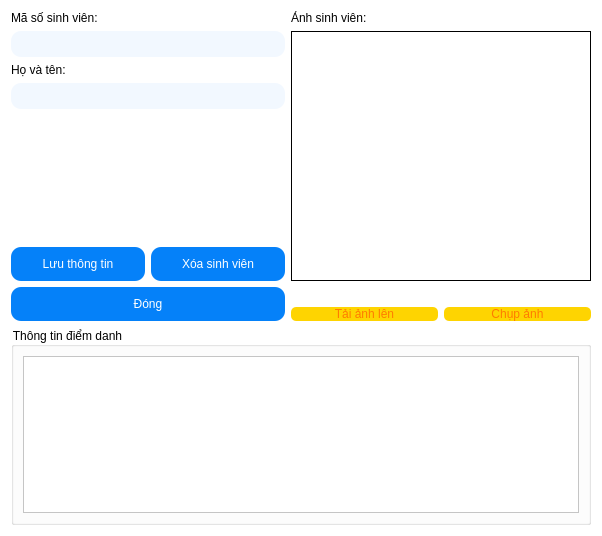
Qt form Face-Recogntion-PyQt/Face_Detection_PyQt_Final/student_detail_window.ui (thaontp234112e/Project) before a commit.
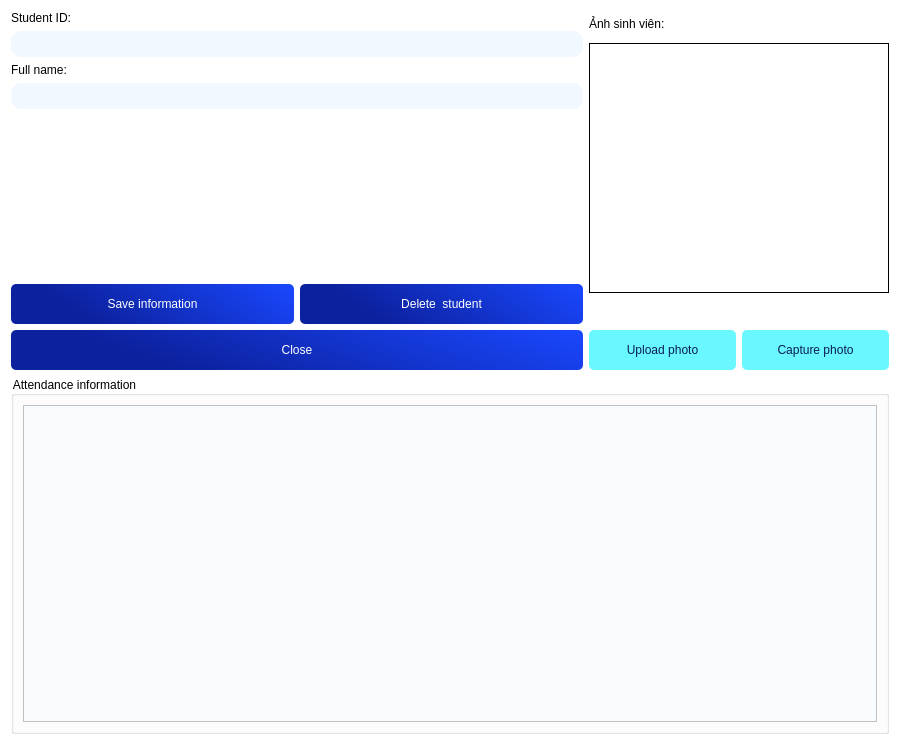
The same form after that commit. Icons and pictures are not drawn.

The edit to the form file:
```diff
--- a/Face-Recogntion-PyQt/Face_Detection_PyQt_Final/student_detail_window.ui
+++ b/Face-Recogntion-PyQt/Face_Detection_PyQt_Final/student_detail_window.ui
@@ -6,10 +6,16 @@
    <rect>
     <x>0</x>
     <y>0</y>
-    <width>602</width>
-    <height>536</height>
+    <width>900</width>
+    <height>745</height>
    </rect>
   </property>
+  <property name="minimumSize">
+   <size>
+    <width>900</width>
+    <height>745</height>
+   </size>
+  </property>
   <property name="windowTitle">
    <string>Chi tiết sinh viên</string>
   </property>
@@ -27,7 +33,7 @@
           <string notr="true">font: 57 10pt &quot;Montserrat Medium&quot;;</string>
          </property>
          <property name="text">
-          <string>Mã số sinh viên:</string>
+          <string>Student ID:</string>
          </property>
         </widget>
        </item>
@@ -51,7 +57,7 @@
           <string notr="true">font: 57 10pt &quot;Montserrat Medium&quot;;</string>
          </property>
          <property name="text">
-          <string>Họ và tên:</string>
+          <string>Full name:</string>
          </property>
         </widget>
        </item>
@@ -83,13 +89,20 @@
         <layout class="QHBoxLayout" name="horizontalLayout_3">
          <item>
           <widget class="QPushButton" name="pushButtonSave">
+           <property name="minimumSize">
+            <size>
+             <width>0</width>
+             <height>40</height>
+            </size>
+           </property>
            <property name="styleSheet">
-            <string notr="true">QPushButton {
-    background-color: #0581F9; /* Màu nền mặc định */
+            <string notr="true">
+QPushButton {
+ /* Màu nền mặc định */
+	background-color: qlineargradient(spread:pad, x1:0.134328, y1:0.182, x2:1, y2:0, stop:0 rgba(12, 33, 158, 255), stop:1 rgba(26, 72, 255, 255));
 	color: rgb(255, 255, 255);
-	font: 8pt &quot;CocogooseProTrial Semilight&quot;;
-    border-radius: 10px;
-    padding: 10px;
+    border-radius: 5px;
+	font: 57 10pt &quot;Montserrat Medium&quot;;
 
 }
 
@@ -102,23 +115,29 @@
     background-color: #0581F9; /* Màu khi nhấn */
 }
 
-
 </string>
            </property>
            <property name="text">
-            <string>Lưu thông tin</string>
+            <string>Save information</string>
            </property>
           </widget>
          </item>
          <item>
           <widget class="QPushButton" name="pushButtonDelete">
+           <property name="minimumSize">
+            <size>
+             <width>0</width>
+             <height>40</height>
+            </size>
+           </property>
            <property name="styleSheet">
-            <string notr="true">QPushButton {
-    background-color: #0581F9; /* Màu nền mặc định */
+            <string notr="true">
+QPushButton {
+ /* Màu nền mặc định */
+	background-color: qlineargradient(spread:pad, x1:0.134328, y1:0.182, x2:1, y2:0, stop:0 rgba(12, 33, 158, 255), stop:1 rgba(26, 72, 255, 255));
 	color: rgb(255, 255, 255);
-	font: 8pt &quot;CocogooseProTrial Semilight&quot;;
-    border-radius: 10px;
-    padding: 10px;
+    border-radius: 5px;
+	font: 57 10pt &quot;Montserrat Medium&quot;;
 
 }
 
@@ -131,11 +150,10 @@
     background-color: #0581F9; /* Màu khi nhấn */
 }
 
-
 </string>
            </property>
            <property name="text">
-            <string>Xóa sinh viên</string>
+            <string>Delete  student</string>
            </property>
           </widget>
          </item>
@@ -143,13 +161,20 @@
        </item>
        <item>
         <widget class="QPushButton" name="pushButtonCancel">
+         <property name="minimumSize">
+          <size>
+           <width>0</width>
+           <height>40</height>
+          </size>
+         </property>
          <property name="styleSheet">
-          <string notr="true">QPushButton {
-    background-color: #0581F9; /* Màu nền mặc định */
+          <string notr="true">
+QPushButton {
+ /* Màu nền mặc định */
+	background-color: qlineargradient(spread:pad, x1:0.134328, y1:0.182, x2:1, y2:0, stop:0 rgba(12, 33, 158, 255), stop:1 rgba(26, 72, 255, 255));
 	color: rgb(255, 255, 255);
-	font: 8pt &quot;CocogooseProTrial Semilight&quot;;
-    border-radius: 10px;
-    padding: 10px;
+    border-radius: 5px;
+	font: 57 10pt &quot;Montserrat Medium&quot;;
 
 }
 
@@ -162,11 +187,10 @@
     background-color: #0581F9; /* Màu khi nhấn */
 }
 
-
 </string>
          </property>
          <property name="text">
-          <string>Đóng</string>
+          <string>Close</string>
          </property>
         </widget>
        </item>
@@ -202,6 +226,9 @@
        </item>
        <item>
         <widget class="QLabel" name="labelPhotoStatus">
+         <property name="styleSheet">
+          <string notr="true"/>
+         </property>
          <property name="text">
           <string/>
          </property>
@@ -214,14 +241,20 @@
         <layout class="QHBoxLayout" name="horizontalLayout_2">
          <item>
           <widget class="QPushButton" name="pushButtonUpload">
+           <property name="minimumSize">
+            <size>
+             <width>0</width>
+             <height>40</height>
+            </size>
+           </property>
            <property name="styleSheet">
             <string notr="true">
 QPushButton {
  /* Màu nền mặc định */
-	background-color: rgb(254, 212, 1);
+	background-color: rgb(105, 248, 255);
     border-radius: 5px;
-	color: rgb(255, 123, 0);
-	font: 57 10pt &quot;Montserrat Medium&quot;;
+	color: rgb(9, 28, 84);
+	font: 8pt &quot;CocogooseProTrial Semilight&quot;;
 
 }
 
@@ -237,20 +270,26 @@
 </string>
            </property>
            <property name="text">
-            <string>Tải ảnh lên</string>
+            <string>Upload photo</string>
            </property>
           </widget>
          </item>
          <item>
           <widget class="QPushButton" name="pushButtonCapture">
+           <property name="minimumSize">
+            <size>
+             <width>0</width>
+             <height>40</height>
+            </size>
+           </property>
            <property name="styleSheet">
             <string notr="true">
 QPushButton {
  /* Màu nền mặc định */
-	background-color: rgb(254, 212, 1);
+	background-color: rgb(105, 248, 255);
     border-radius: 5px;
-	color: rgb(255, 123, 0);
-	font: 57 10pt &quot;Montserrat Medium&quot;;
+	color: rgb(9, 28, 84);
+	font: 8pt &quot;CocogooseProTrial Semilight&quot;;
 
 }
 
@@ -266,7 +305,7 @@
 </string>
            </property>
            <property name="text">
-            <string>Chụp ảnh</string>
+            <string>Capture photo</string>
            </property>
           </widget>
          </item>
@@ -282,11 +321,17 @@
       <string notr="true">font: 57 10pt &quot;Montserrat Medium&quot;;</string>
      </property>
      <property name="title">
-      <string>Thông tin điểm danh</string>
+      <string>Attendance information</string>
      </property>
      <layout class="QVBoxLayout" name="verticalLayout_4">
       <item>
        <widget class="QTableWidget" name="tableWidgetAttendance">
+        <property name="styleSheet">
+         <string notr="true">background-color: rgb(249, 252, 255);
+color: rgb(14, 23, 67);
+font: 57 10pt &quot;Montserrat Medium&quot;;
+</string>
+        </property>
         <property name="sortingEnabled">
          <bool>true</bool>
         </property>
```
Left out of the diff: 23 changed lines with no effect on the pictures.
